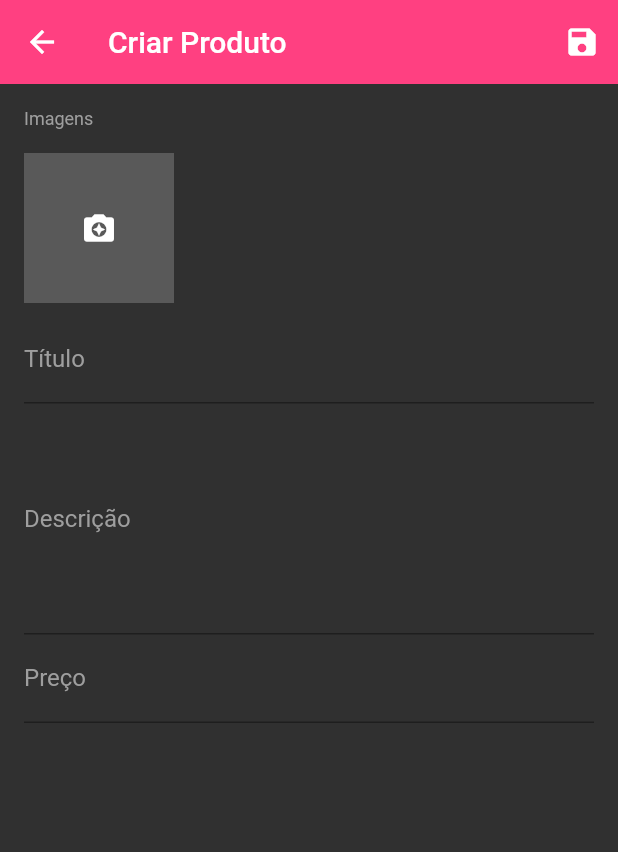
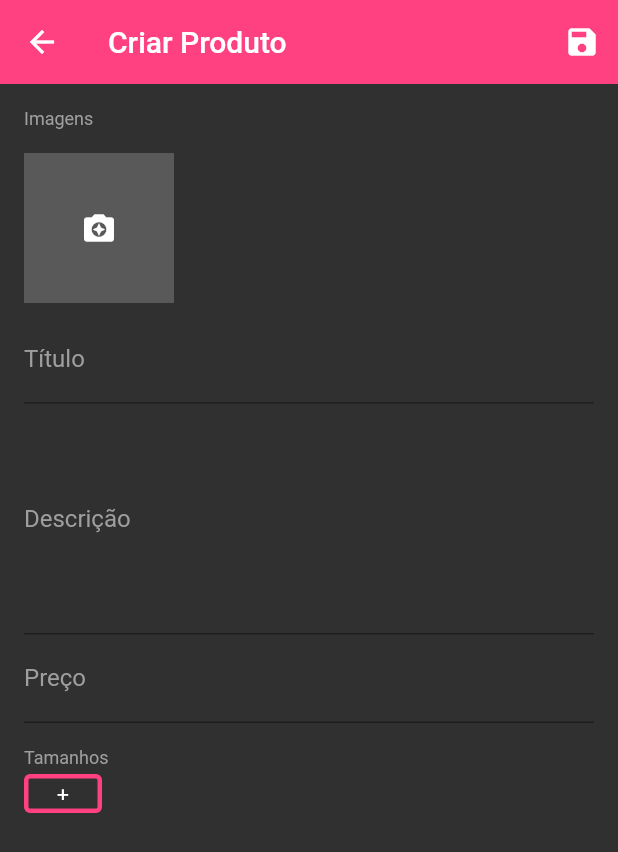
Before and after one commit to lucas-salles/loja-flutter, a Flutter app: the ProductScreen screen opened directly with empty values, on a phone screen of 412 x 824 dp. Shown: the top 852 px of the screen. Run offline on Flutter 3.47's test engine with Material 2 defaults, Android fonts, the phone set to English and light mode, and no system bars; our stand-ins replace carousel_slider, cloud_firestore, firebase_auth, firebase_core, firebase_storage, flutter_speed_dial and 5 more; missing offline and left inert: bloc_pattern; accounts and stored records are empty; statements that could not run were skipped.

Commit message:
Criando o widget de tamanhos

```diff
--- a/gerente_loja/lib/screens/product_screen.dart
+++ b/gerente_loja/lib/screens/product_screen.dart
@@ -3,6 +3,7 @@ import 'package:flutter/material.dart';
 import 'package:gerente_loja/blocs/product_bloc.dart';
 import 'package:gerente_loja/validators/product_validator.dart';
 import 'package:gerente_loja/widgets/images_field_widget.dart';
+import 'package:gerente_loja/widgets/product_sizes_field.dart';
 
 class ProductScreen extends StatefulWidget {
   final String categoryId;
@@ -142,6 +143,21 @@ class _ProductScreenState extends State<ProductScreen> with ProductValidator {
                         onSaved: widget._productBloc.savePrice,
                         validator: validatePrice,
                       ),
+                      SizedBox(
+                        height: 16,
+                      ),
+                      Text(
+                        "Tamanhos",
+                        style: TextStyle(
+                          color: Colors.grey,
+                          fontSize: 12,
+                        ),
+                      ),
+                      ProductSizesField(
+                        initialValue: snapshot.data!["sizes"],
+                        onSaved: (sizes) {},
+                        validator: (sizes) {},
+                      ),
                     ],
                   );
                 }),
--- /dev/null
+++ b/gerente_loja/lib/widgets/product_sizes_field.dart
@@ -0,0 +1,74 @@
+import 'package:flutter/material.dart';
+
+class ProductSizesField extends FormField<List> {
+  ProductSizesField({
+    Key? key,
+    required List initialValue,
+    required FormFieldSetter<List> onSaved,
+    required FormFieldValidator<List> validator,
+  }) : super(
+            key: key,
+            initialValue: initialValue,
+            onSaved: onSaved,
+            validator: validator,
+            builder: (state) {
+              return SizedBox(
+                height: 34,
+                child: GridView(
+                    padding: EdgeInsets.symmetric(
+                      vertical: 4,
+                    ),
+                    scrollDirection: Axis.horizontal,
+                    gridDelegate: SliverGridDelegateWithFixedCrossAxisCount(
+                      crossAxisCount: 1,
+                      mainAxisSpacing: 8,
+                      childAspectRatio: 0.5,
+                    ),
+                    children: state.value!.map((size) {
+                      return GestureDetector(
+                        onLongPress: () {
+                          state.didChange(state.value!..remove(size));
+                        },
+                        child: Container(
+                          decoration: BoxDecoration(
+                            borderRadius: BorderRadius.all(Radius.circular(4)),
+                            border: Border.all(
+                              color: Colors.pinkAccent,
+                              width: 3,
+                            ),
+                          ),
+                          alignment: Alignment.center,
+                          child: Text(
+                            size,
+                            style: TextStyle(
+                              color: Colors.white,
+                            ),
+                          ),
+                        ),
+                      );
+                    }).toList()
+                      ..add(
+                        GestureDetector(
+                          onTap: () {},
+                          child: Container(
+                            decoration: BoxDecoration(
+                              borderRadius:
+                                  BorderRadius.all(Radius.circular(4)),
+                              border: Border.all(
+                                color: Colors.pinkAccent,
+                                width: 3,
+                              ),
+                            ),
+                            alignment: Alignment.center,
+                            child: Text(
+                              "+",
+                              style: TextStyle(
+                                color: Colors.white,
+                              ),
+                            ),
+                          ),
+                        ),
+                      )),
+              );
+            });
+}
```
